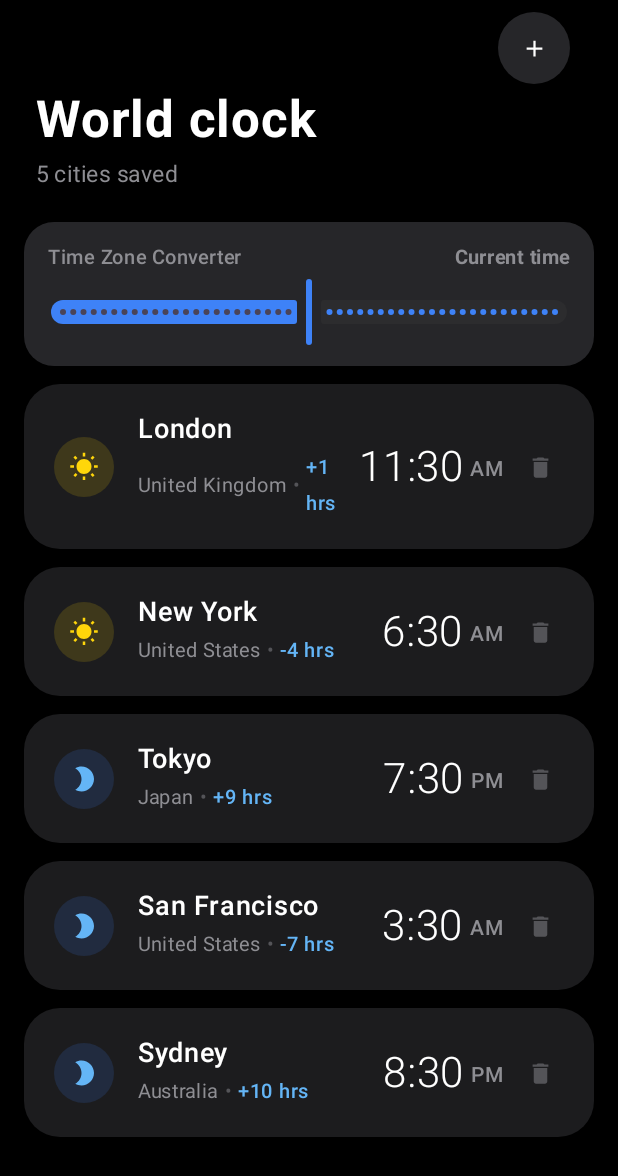
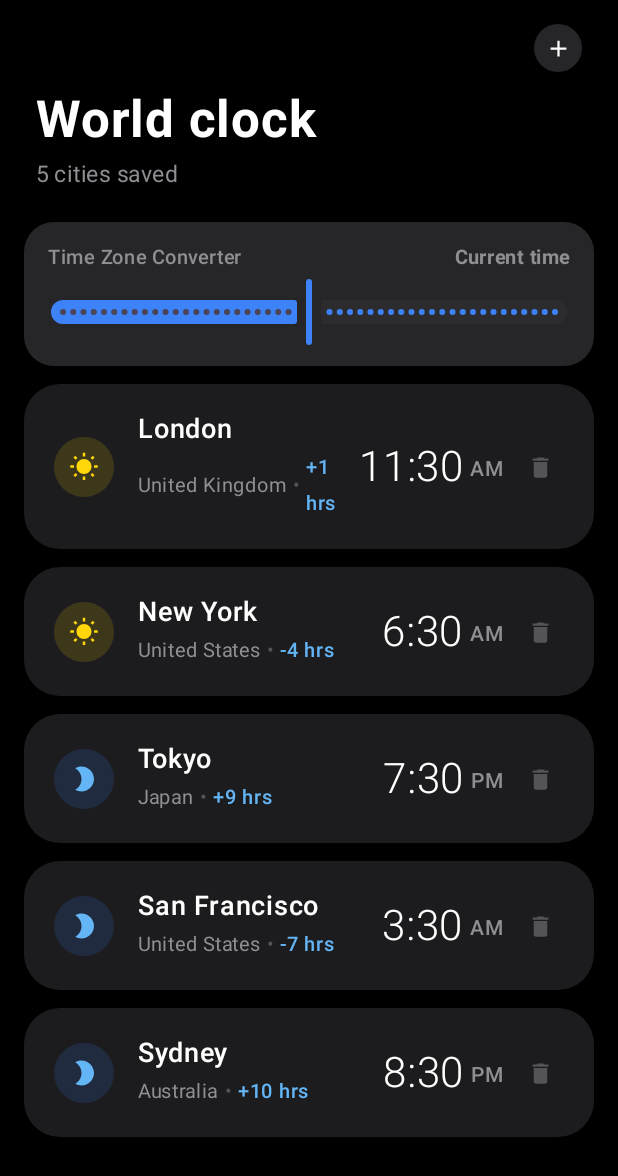
Before and after one commit to ndev-hoster/Clockity, an Android app built with Jetpack Compose: the composable WorldClockScreen shown on its own in the app's theme, on a phone screen of 412 x 824 dp. Shown: the top 1176 px of the screen. Run offline under Robolectric (Android 15) with nearby library versions, the light colour scheme and no system bars; our stand-ins replace Room's generated code.

Commit message:
Release v1.4.1: Fix header action buttons spacing with explicit Box clickables and default new alarms to current time

```diff
--- a/app/build.gradle.kts
+++ b/app/build.gradle.kts
@@ -13,8 +13,8 @@ android {
         applicationId = "com.clockity.app"
         minSdk = 26
         targetSdk = 35
-        versionCode = 5
-        versionName = "1.4.0"
+        versionCode = 6
+        versionName = "1.4.1"
 
         testInstrumentationRunner = "androidx.test.runner.AndroidJUnitRunner"
         vectorDrawables {
--- a/app/src/main/java/com/clockity/app/ui/alarm/EditAlarmDialog.kt
+++ b/app/src/main/java/com/clockity/app/ui/alarm/EditAlarmDialog.kt
@@ -31,6 +31,7 @@ import com.clockity.app.ui.components.AlarmWheelTimePicker
 import com.clockity.app.ui.components.OneUISwitch
 import com.clockity.app.ui.theme.*
 import java.text.SimpleDateFormat
+import java.util.Calendar
 import java.util.Date
 import java.util.Locale
 
@@ -45,8 +46,9 @@ fun EditAlarmDialog(
     onDelete: ((Alarm) -> Unit)? = null
 ) {
     val isNew = alarm == null
-    var selectedHour by remember { mutableIntStateOf(alarm?.hour ?: 7) }
-    var selectedMinute by remember { mutableIntStateOf(alarm?.minute ?: 0) }
+    val currentCal = remember { Calendar.getInstance() }
+    var selectedHour by remember { mutableIntStateOf(alarm?.hour ?: currentCal.get(Calendar.HOUR_OF_DAY)) }
+    var selectedMinute by remember { mutableIntStateOf(alarm?.minute ?: currentCal.get(Calendar.MINUTE)) }
 
     var label by remember { mutableStateOf(alarm?.label ?: "") }
     var daysOfWeek by remember { mutableStateOf(alarm?.daysOfWeek ?: 0) }
--- a/app/src/main/java/com/clockity/app/ui/components/OneUIHeader.kt
+++ b/app/src/main/java/com/clockity/app/ui/components/OneUIHeader.kt
@@ -2,6 +2,7 @@ package com.clockity.app.ui.components
 
 import androidx.compose.animation.AnimatedVisibility
 import androidx.compose.foundation.background
+import androidx.compose.foundation.clickable
 import androidx.compose.foundation.layout.*
 import androidx.compose.foundation.shape.CircleShape
 import androidx.compose.material.icons.Icons
@@ -39,16 +40,17 @@ fun OneUIHeader(
         // Top Action Row
         Row(
             modifier = Modifier.fillMaxWidth(),
-            horizontalArrangement = Arrangement.End,
+            horizontalArrangement = Arrangement.spacedBy(16.dp, Alignment.End),
             verticalAlignment = Alignment.CenterVertically
         ) {
             if (onAddClick != null) {
-                IconButton(
-                    onClick = onAddClick,
+                Box(
                     modifier = Modifier
                         .size(32.dp)
                         .clip(CircleShape)
                         .background(OneUICardElevated)
+                        .clickable { onAddClick() },
+                    contentAlignment = Alignment.Center
                 ) {
                     Icon(
                         imageVector = Icons.Default.Add,
@@ -57,16 +59,16 @@ fun OneUIHeader(
                         modifier = Modifier.size(18.dp)
                     )
                 }
-                Spacer(modifier = Modifier.width(16.dp))
             }
 
             if (onMenuClick != null) {
-                IconButton(
-                    onClick = onMenuClick,
+                Box(
                     modifier = Modifier
                         .size(32.dp)
                         .clip(CircleShape)
                         .background(OneUICardElevated)
+                        .clickable { onMenuClick() },
+                    contentAlignment = Alignment.Center
                 ) {
                     Icon(
                         imageVector = Icons.Default.MoreVert,
```
